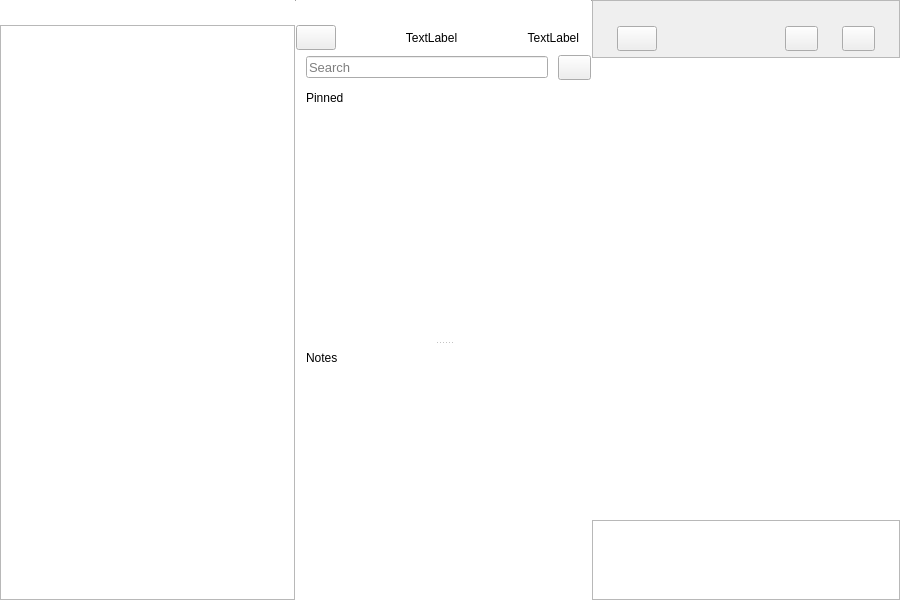
The window that src/mainwindow.ui (nuttyartist/notes) describes before a commit, drawn with Qt 5.
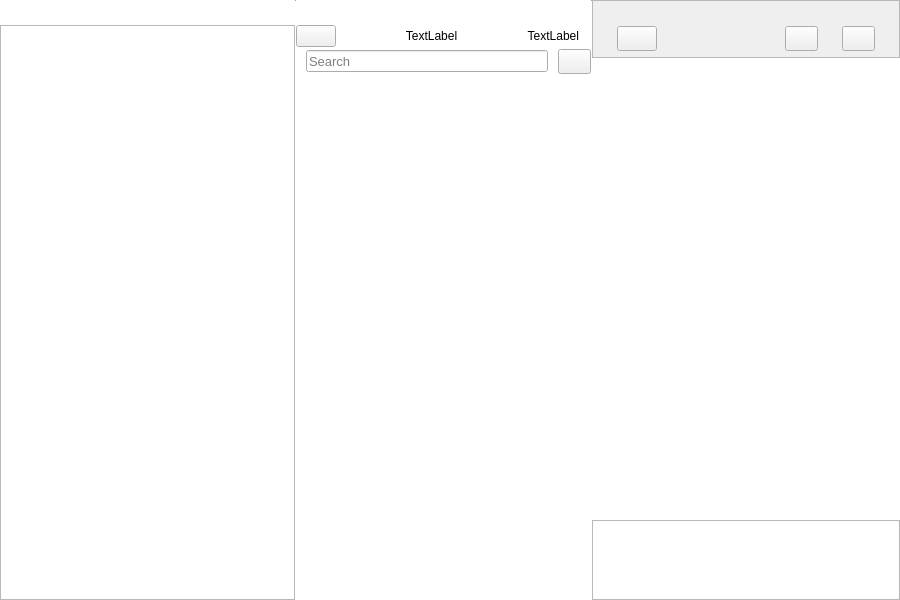
The same window after the commit. Icons and pictures are not drawn. Custom widgets are drawn as their Qt base class.

Commit message: merge back pinned and unpinned note to one listview

What changed in the file:
```diff
--- a/src/mainwindow.ui
+++ b/src/mainwindow.ui
@@ -234,7 +234,7 @@
                 <enum>Qt::Vertical</enum>
                </property>
                <property name="sizeType">
-                <enum>QSizePolicy::Fixed</enum>
+                <enum>QSizePolicy::Minimum</enum>
                </property>
                <property name="sizeHint" stdset="0">
                 <size>
@@ -248,12 +248,6 @@
               <layout class="QHBoxLayout" name="horizontalLayout">
                <item>
                 <widget class="PushButtonType" name="toggleTreeViewButton">
-                 <property name="minimumSize">
-                  <size>
-                   <width>0</width>
-                   <height>25</height>
-                  </size>
-                 </property>
                  <property name="text">
                   <string/>
                  </property>
@@ -278,17 +272,11 @@
                <item>
                 <widget class="ElidedLabel" name="listviewLabel1">
                  <property name="sizePolicy">
-                  <sizepolicy hsizetype="Expanding" vsizetype="Fixed">
+                  <sizepolicy hsizetype="Expanding" vsizetype="Preferred">
                    <horstretch>0</horstretch>
                    <verstretch>0</verstretch>
                   </sizepolicy>
                  </property>
-                 <property name="minimumSize">
-                  <size>
-                   <width>0</width>
-                   <height>25</height>
-                  </size>
-                 </property>
                  <property name="text">
                   <string>TextLabel</string>
                  </property>
@@ -315,18 +303,6 @@
                </item>
                <item>
                 <widget class="QLabel" name="listviewLabel2">
-                 <property name="sizePolicy">
-                  <sizepolicy hsizetype="Preferred" vsizetype="Minimum">
-                   <horstretch>0</horstretch>
-                   <verstretch>0</verstretch>
-                  </sizepolicy>
-                 </property>
-                 <property name="minimumSize">
-                  <size>
-                   <width>0</width>
-                   <height>25</height>
-                  </size>
-                 </property>
                  <property name="text">
                   <string>TextLabel</string>
                  </property>
@@ -359,12 +335,12 @@
                 <enum>Qt::Vertical</enum>
                </property>
                <property name="sizeType">
-                <enum>QSizePolicy::Fixed</enum>
+                <enum>QSizePolicy::Minimum</enum>
                </property>
                <property name="sizeHint" stdset="0">
                 <size>
                  <width>20</width>
-                 <height>5</height>
+                 <height>2</height>
                 </size>
                </property>
               </spacer>
@@ -418,6 +394,7 @@
                  </property>
                  <property name="font">
                   <font>
+                   <family>Arial</family>
                    <pointsize>10</pointsize>
                    <italic>false</italic>
                   </font>
@@ -469,12 +446,6 @@
                </item>
                <item>
                 <widget class="QPushButton" name="newNoteButton">
-                 <property name="sizePolicy">
-                  <sizepolicy hsizetype="Minimum" vsizetype="Minimum">
-                   <horstretch>0</horstretch>
-                   <verstretch>0</verstretch>
-                  </sizepolicy>
-                 </property>
                  <property name="minimumSize">
                   <size>
                    <width>33</width>
@@ -516,304 +487,54 @@
                 <enum>Qt::Vertical</enum>
                </property>
                <property name="sizeType">
-                <enum>QSizePolicy::Fixed</enum>
+                <enum>QSizePolicy::Minimum</enum>
                </property>
                <property name="sizeHint" stdset="0">
                 <size>
                  <width>20</width>
-                 <height>5</height>
+                 <height>9</height>
                 </size>
                </property>
               </spacer>
              </item>
              <item>
-              <widget class="QWidget" name="widget" native="true">
+              <widget class="NoteListView" name="listView">
                <property name="sizePolicy">
                 <sizepolicy hsizetype="Expanding" vsizetype="Expanding">
                  <horstretch>0</horstretch>
                  <verstretch>0</verstretch>
                 </sizepolicy>
                </property>
-               <layout class="QVBoxLayout" name="verticalLayout_4">
-                <property name="spacing">
-                 <number>0</number>
-                </property>
-                <property name="leftMargin">
-                 <number>0</number>
-                </property>
-                <property name="topMargin">
-                 <number>0</number>
-                </property>
-                <property name="rightMargin">
-                 <number>0</number>
-                </property>
-                <property name="bottomMargin">
-                 <number>0</number>
-                </property>
-                <item>
-                 <widget class="QSplitter" name="noteSpliter">
-                  <property name="orientation">
-                   <enum>Qt::Vertical</enum>
-                  </property>
-                  <widget class="QWidget" name="pinnedNoteW" native="true">
-                   <property name="sizePolicy">
-                    <sizepolicy hsizetype="Preferred" vsizetype="Minimum">
-                     <horstretch>0</horstretch>
-                     <verstretch>0</verstretch>
-                    </sizepolicy>
-                   </property>
-                   <property name="minimumSize">
-                    <size>
-                     <width>0</width>
-                     <height>25</height>
-                    </size>
-                   </property>
-                   <layout class="QVBoxLayout" name="verticalLayout_5">
-                    <property name="spacing">
-                     <number>0</number>
-                    </property>
-                    <property name="leftMargin">
-                     <number>0</number>
-                    </property>
-                    <property name="topMargin">
-                     <number>0</number>
-                    </property>
-                    <property name="rightMargin">
-                     <number>0</number>
-                    </property>
-                    <property name="bottomMargin">
-                     <number>0</number>
-                    </property>
-                    <item>
-                     <widget class="QPushButton" name="pinnedNoteListIndicator">
-                      <property name="sizePolicy">
-                       <sizepolicy hsizetype="Expanding" vsizetype="Fixed">
-                        <horstretch>0</horstretch>
-                        <verstretch>0</verstretch>
-                       </sizepolicy>
-                      </property>
-                      <property name="minimumSize">
-                       <size>
-                        <width>0</width>
-                        <height>25</height>
-                       </size>
-                      </property>
-                      <property name="styleSheet">
-                       <string notr="true">QPushButton#pinnedNoteListIndicator {
-    background-color: transparent;
-    border-style: outset;
-}
-
-</string>
-                      </property>
-                      <layout class="QHBoxLayout" name="horizontalLayout_4">
-                       <property name="spacing">
-                        <number>0</number>
-                       </property>
-                       <property name="leftMargin">
-                        <number>10</number>
-                       </property>
-                       <property name="topMargin">
-                        <number>0</number>
-                       </property>
-                       <property name="rightMargin">
-                        <number>0</number>
-                       </property>
-                       <property name="bottomMargin">
-                        <number>0</number>
-                       </property>
-                       <item>
-                        <widget class="QLabel" name="label_3">
-                         <property name="sizePolicy">
-                          <sizepolicy hsizetype="Expanding" vsizetype="Minimum">
-                           <horstretch>0</horstretch>
-                           <verstretch>0</verstretch>
-                          </sizepolicy>
-                         </property>
-                         <property name="text">
-                          <string>Pinned</string>
-                         </property>
-                        </widget>
-                       </item>
-                       <item>
-                        <spacer name="horizontalSpacer_6">
-                         <property name="orientation">
-                          <enum>Qt::Horizontal</enum>
-                         </property>
-                         <property name="sizeHint" stdset="0">
-                          <size>
-                           <width>40</width>
-                           <height>20</height>
-                          </size>
-                         </property>
-                        </spacer>
-                       </item>
-                       <item>
-                        <widget class="QLabel" name="label_2">
-                         <property name="sizePolicy">
-                          <sizepolicy hsizetype="Minimum" vsizetype="Fixed">
-                           <horstretch>0</horstretch>
-                           <verstretch>0</verstretch>
-                          </sizepolicy>
-                         </property>
-                         <property name="minimumSize">
-                          <size>
-                           <width>35</width>
-                           <height>25</height>
-                          </size>
-                         </property>
-                         <property name="text">
-                          <string/>
-                         </property>
-                         <property name="scaledContents">
-                          <bool>false</bool>
-                         </property>
-                         <property name="alignment">
-                          <set>Qt::AlignCenter</set>
-                         </property>
-                        </widget>
-                       </item>
-                      </layout>
-                     </widget>
-                    </item>
-                    <item>
-                     <widget class="NoteListView" name="pinnedNoteList">
-                      <property name="sizePolicy">
-                       <sizepolicy hsizetype="Expanding" vsizetype="Expanding">
-                        <horstretch>0</horstretch>
-                        <verstretch>0</verstretch>
-                       </sizepolicy>
-                      </property>
-                      <property name="frameShape">
-                       <enum>QFrame::NoFrame</enum>
-                      </property>
-                      <property name="verticalScrollBarPolicy">
-                       <enum>Qt::ScrollBarAsNeeded</enum>
-                      </property>
-                      <property name="horizontalScrollBarPolicy">
-                       <enum>Qt::ScrollBarAlwaysOff</enum>
-                      </property>
-                      <property name="editTriggers">
-                       <set>QAbstractItemView::NoEditTriggers</set>
-                      </property>
-                      <property name="showDropIndicator" stdset="0">
-                       <bool>false</bool>
-                      </property>
-                      <property name="selectionBehavior">
-                       <enum>QAbstractItemView::SelectRows</enum>
-                      </property>
-                     </widget>
-                    </item>
-                   </layout>
-                  </widget>
-                  <widget class="QWidget" name="noteW" native="true">
-                   <property name="minimumSize">
-                    <size>
-                     <width>0</width>
-                     <height>130</height>
-                    </size>
-                   </property>
-                   <layout class="QVBoxLayout" name="verticalLayout_6">
-                    <property name="spacing">
-                     <number>0</number>
-                    </property>
-                    <property name="leftMargin">
-                     <number>0</number>
-                    </property>
-                    <property name="topMargin">
-                     <number>0</number>
-                    </property>
-                    <property name="rightMargin">
-                     <number>0</number>
-                    </property>
-                    <property name="bottomMargin">
-                     <number>0</number>
-                    </property>
-                    <item>
-                     <widget class="QWidget" name="noteListIndicator" native="true">
-                      <property name="sizePolicy">
-                       <sizepolicy hsizetype="Expanding" vsizetype="Fixed">
-                        <horstretch>0</horstretch>
-                        <verstretch>0</verstretch>
-                       </sizepolicy>
-                      </property>
-                      <property name="minimumSize">
-                       <size>
-                        <width>0</width>
-                        <height>25</height>
-                       </size>
-                      </property>
-                      <layout class="QHBoxLayout" name="horizontalLayout_3">
-                       <property name="spacing">
-                        <number>0</number>
-                       </property>
-                       <property name="leftMargin">
-                        <number>10</number>
-                       </property>
-                       <property name="topMargin">
-                        <number>0</number>
-                       </property>
-                       <property name="rightMargin">
-                        <number>0</number>
-                       </property>
-                       <property name="bottomMargin">
-                        <number>0</number>
-                       </property>
-                       <item>
-                        <widget class="QLabel" name="label">
-                         <property name="text">
-                          <string>Notes</string>
-                         </property>
-                        </widget>
-                       </item>
-                      </layout>
-                     </widget>
-                    </item>
-                    <item>
-                     <widget class="NoteListView" name="listView">
-                      <property name="sizePolicy">
-                       <sizepolicy hsizetype="Expanding" vsizetype="Minimum">
-                        <horstretch>0</horstretch>
-                        <verstretch>0</verstretch>
-                       </sizepolicy>
-                      </property>
-                      <property name="minimumSize">
-                       <size>
-                        <width>0</width>
-                        <height>0</height>
-                       </size>
-                      </property>
-                      <property name="baseSize">
-                       <size>
-                        <width>20</width>
-                        <height>0</height>
-                       </size>
-                      </property>
-                      <property name="frameShape">
-                       <enum>QFrame::NoFrame</enum>
-                      </property>
-                      <property name="verticalScrollBarPolicy">
-                       <enum>Qt::ScrollBarAsNeeded</enum>
-                      </property>
-                      <property name="horizontalScrollBarPolicy">
-                       <enum>Qt::ScrollBarAlwaysOff</enum>
-                      </property>
-                      <property name="editTriggers">
-                       <set>QAbstractItemView::NoEditTriggers</set>
-                      </property>
-                      <property name="showDropIndicator" stdset="0">
-                       <bool>false</bool>
-                      </property>
-                      <property name="selectionBehavior">
-                       <enum>QAbstractItemView::SelectRows</enum>
-                      </property>
-                     </widget>
-                    </item>
-                   </layout>
-                  </widget>
-                 </widget>
-                </item>
-               </layout>
+               <property name="minimumSize">
+                <size>
+                 <width>0</width>
+                 <height>0</height>
+                </size>
+               </property>
+               <property name="baseSize">
+                <size>
+                 <width>20</width>
+                 <height>0</height>
+                </size>
+               </property>
+               <property name="frameShape">
+                <enum>QFrame::NoFrame</enum>
+               </property>
+               <property name="verticalScrollBarPolicy">
+                <enum>Qt::ScrollBarAsNeeded</enum>
+               </property>
+               <property name="horizontalScrollBarPolicy">
+                <enum>Qt::ScrollBarAlwaysOff</enum>
+               </property>
+               <property name="editTriggers">
+                <set>QAbstractItemView::NoEditTriggers</set>
+               </property>
+               <property name="showDropIndicator" stdset="0">
+                <bool>false</bool>
+               </property>
+               <property name="selectionBehavior">
+                <enum>QAbstractItemView::SelectRows</enum>
+               </property>
               </widget>
              </item>
             </layout>
```
Left out of the diff: 8 changed lines with no effect on the pictures. The commit also changes 11 other files.
